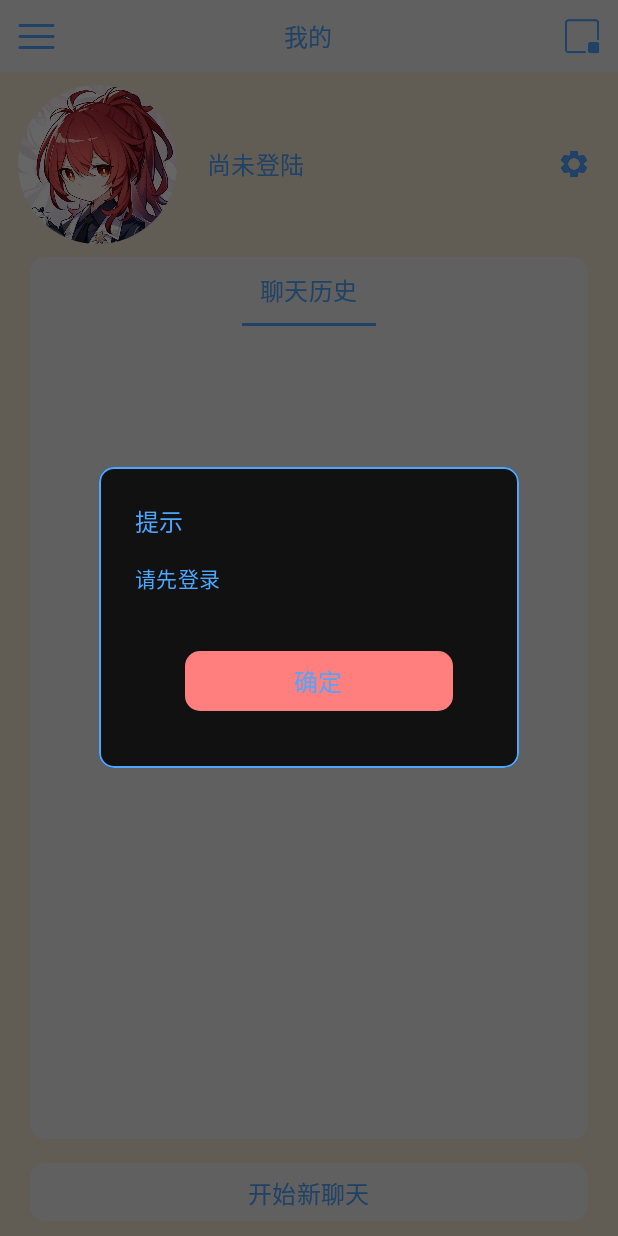
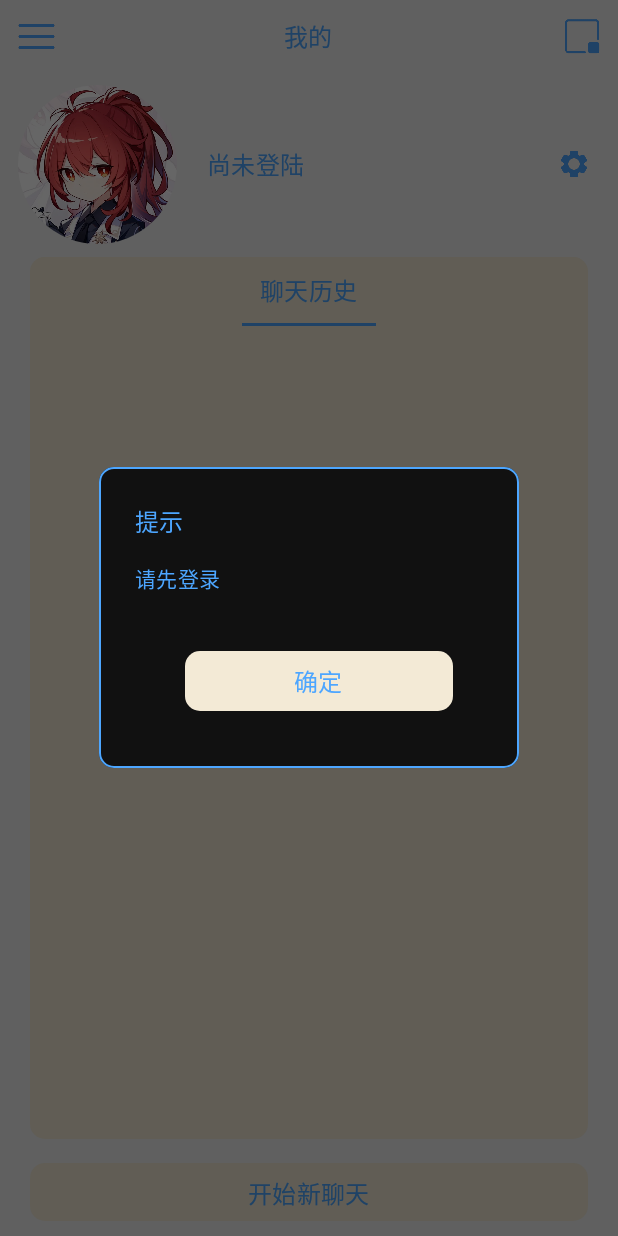
Before and after one commit to JustinMoFeng/WallRose, an Android app built with Jetpack Compose: the screen it shows after launch (MainActivity), after a tap on "我的", on a phone screen of 412 x 824 dp. Run offline under Robolectric (Android 15) with nearby library versions, the phone set to English and light mode, and no system bars; libraries missing offline, so code that uses them is left out: com.live2d.sdk, com.qweather.sdk; pictures from the network do not load; 9 statements that could not run were skipped; 3 other taps on this screen came first.

Commit message:
feat: change color scheme

```diff
--- a/app/src/main/java/com/shingekinokyojin/wallrose/ui/composables/chat/ChatPage.kt
+++ b/app/src/main/java/com/shingekinokyojin/wallrose/ui/composables/chat/ChatPage.kt
@@ -561,7 +561,8 @@ fun ChatBottomInputPart(
                     .padding(0.dp)
                     .wrapContentWidth(),
                 colors = ButtonDefaults.buttonColors(
-                    containerColor = Color(0xFFFF7F7F)
+                    containerColor = MaterialTheme.colorScheme.onError,
+                    contentColor = MaterialTheme.colorScheme.tertiary
                 )
             )
             {
--- a/app/src/main/java/com/shingekinokyojin/wallrose/ui/composables/profile/ProfilePage.kt
+++ b/app/src/main/java/com/shingekinokyojin/wallrose/ui/composables/profile/ProfilePage.kt
@@ -195,7 +195,7 @@ fun ProfileContent(
     WallRoseTheme {
         Column(
             modifier = modifier
-                .background(color = MaterialTheme.colorScheme.secondary)
+                .background(color = MaterialTheme.colorScheme.primary)
                 .fillMaxWidth(),
             horizontalAlignment = Alignment.CenterHorizontally
         ) {
@@ -234,10 +234,13 @@ fun ProfileContent(
                     .weight(0.5f)
                     .height(55.dp)
                     .padding(horizontal = 20.dp, vertical = 10.dp),
+                colors = ButtonDefaults.buttonColors(
+                    containerColor = MaterialTheme.colorScheme.secondary,
+                    contentColor = MaterialTheme.colorScheme.tertiary
+                )
             ) {
                 Text(
                     text = stringResource(id = R.string.profile_new_chat),
-                    color = MaterialTheme.colorScheme.tertiary,
                     style = MaterialTheme.typography.titleMedium
                 )
             }
@@ -258,7 +261,7 @@ fun ProfileUserPart(
     WallRoseTheme {
         Row(
             modifier = modifier
-                .background(color = MaterialTheme.colorScheme.secondary)
+                .background(color = MaterialTheme.colorScheme.primary)
                 .fillMaxWidth(),
             verticalAlignment = Alignment.CenterVertically
         ) {
@@ -324,7 +327,7 @@ fun ProfileUserChatHistoryItem(
     WallRoseTheme {
         Column(
             modifier = modifier
-                .background(color = MaterialTheme.colorScheme.primary)
+                .background(color = MaterialTheme.colorScheme.secondary)
                 .fillMaxWidth()
                 .clickable {
                     userViewModel.chosenChatHistory = chatHistoryContent
@@ -334,7 +337,7 @@ fun ProfileUserChatHistoryItem(
         ) {
             Row(
                 modifier = Modifier
-                    .background(color = MaterialTheme.colorScheme.primary)
+                    .background(color = MaterialTheme.colorScheme.secondary)
                     .fillMaxWidth()
                     .padding(vertical = 3.dp),
                 verticalAlignment = Alignment.CenterVertically
@@ -386,14 +389,14 @@ fun ProfileUserChatHistory(
     WallRoseTheme {
         Column(
             modifier = modifier
-                .background(color = MaterialTheme.colorScheme.primary, RoundedCornerShape(10.dp)),
+                .background(color = MaterialTheme.colorScheme.secondary, RoundedCornerShape(10.dp)),
             horizontalAlignment = Alignment.CenterHorizontally,
         ) {
             Row(
                 modifier = Modifier
                     .fillMaxWidth()
                     .background(
-                        color = MaterialTheme.colorScheme.primary,
+                        color = MaterialTheme.colorScheme.secondary,
                         RoundedCornerShape(10.dp)
                     ),
                 horizontalArrangement = Arrangement.Center
--- a/app/src/main/java/com/shingekinokyojin/wallrose/ui/theme/Color.kt
+++ b/app/src/main/java/com/shingekinokyojin/wallrose/ui/theme/Color.kt
@@ -22,4 +22,5 @@ val LightBackgroundColor = Color(0xFFF3EAD6)
 val TransDarkBackgroundColor = Color(0xBF593333)
 val TransLightBackgroundColor = Color(0xBFF3EAD6)
 
-val ButtonColor = Color(0xFFFF7F7F)
+val DarkButtonColor = Color(0xFFFF7F7F)
+val LightButtonColor = Color(0xFFF3EAD6)
--- a/app/src/main/java/com/shingekinokyojin/wallrose/ui/theme/Theme.kt
+++ b/app/src/main/java/com/shingekinokyojin/wallrose/ui/theme/Theme.kt
@@ -22,9 +22,7 @@ private val DarkColorScheme = darkColorScheme(
     tertiary = DarkWordColor,
     // chat聊天框背景色
     background = TransDarkBackgroundColor,
-    onError = ButtonColor
-
-
+    onError = DarkButtonColor
 )
 
 private val LightColorScheme = lightColorScheme(
@@ -34,8 +32,7 @@ private val LightColorScheme = lightColorScheme(
     tertiary = LightWordColor,
     // chat聊天框背景色
     background = TransLightBackgroundColor,
-    onError = ButtonColor
-
+    onError = LightButtonColor
     /* Other default colors to override
     background = Color(0xFFFFFBFE),
     surface = Color(0xFFFFFBFE),
```
Also changed, not shown: app/src/main/java/com/shingekinokyojin/wallrose/ui/composables/chat/ChatHistory.kt (+16 -7 lines), app/src/main/java/com/shingekinokyojin/wallrose/ui/composables/profile/ProfileDetailPage.kt (+8 -4 lines), app/src/main/java/com/shingekinokyojin/wallrose/ui/composables/profile/ProfileModificationPage.kt (+8 -6 lines).
